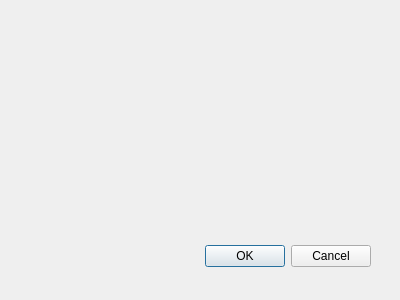
Old version of the form Projet/beehoneyt/nouvelleruche.ui in the repository ZaYFix/dev.
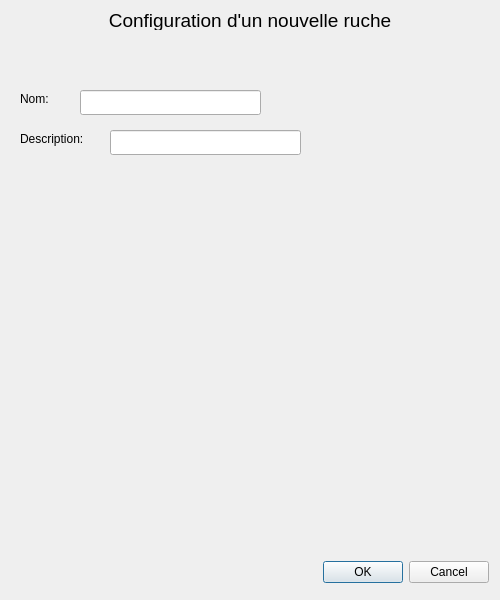
New version of the form.

```diff
--- a/Projet/beehoneyt/nouvelleruche.ui
+++ b/Projet/beehoneyt/nouvelleruche.ui
@@ -8,8 +8,8 @@
    <rect>
     <x>0</x>
     <y>0</y>
-    <width>400</width>
-    <height>300</height>
+    <width>500</width>
+    <height>600</height>
    </rect>
   </property>
   <property name="windowTitle">
@@ -18,10 +18,10 @@
   <widget class="QDialogButtonBox" name="buttonBox">
    <property name="geometry">
     <rect>
-     <x>30</x>
-     <y>240</y>
-     <width>341</width>
-     <height>32</height>
+     <x>320</x>
+     <y>560</y>
+     <width>169</width>
+     <height>25</height>
     </rect>
    </property>
    <property name="orientation">
@@ -31,6 +31,73 @@
     <set>QDialogButtonBox::Cancel|QDialogButtonBox::Ok</set>
    </property>
   </widget>
+  <widget class="QLabel" name="label">
+   <property name="geometry">
+    <rect>
+     <x>0</x>
+     <y>10</y>
+     <width>500</width>
+     <height>20</height>
+    </rect>
+   </property>
+   <property name="font">
+    <font>
+     <pointsize>14</pointsize>
+    </font>
+   </property>
+   <property name="text">
+    <string>Configuration d'un nouvelle ruche</string>
+   </property>
+   <property name="alignment">
+    <set>Qt::AlignCenter</set>
+   </property>
+  </widget>
+  <widget class="QLabel" name="label_2">
+   <property name="geometry">
+    <rect>
+     <x>20</x>
+     <y>90</y>
+     <width>67</width>
+     <height>17</height>
+    </rect>
+   </property>
+   <property name="text">
+    <string>Nom:</string>
+   </property>
+  </widget>
+  <widget class="QLineEdit" name="lineEdit">
+   <property name="geometry">
+    <rect>
+     <x>80</x>
+     <y>90</y>
+     <width>181</width>
+     <height>25</height>
+    </rect>
+   </property>
+  </widget>
+  <widget class="QLabel" name="label_3">
+   <property name="geometry">
+    <rect>
+     <x>20</x>
+     <y>130</y>
+     <width>91</width>
+     <height>17</height>
+    </rect>
+   </property>
+   <property name="text">
+    <string>Description:</string>
+   </property>
+  </widget>
+  <widget class="QLineEdit" name="lineEdit_2">
+   <property name="geometry">
+    <rect>
+     <x>110</x>
+     <y>130</y>
+     <width>191</width>
+     <height>25</height>
+    </rect>
+   </property>
+  </widget>
  </widget>
  <pixmapfunction/>
  <resources/>
```
Left out of the diff: 7 changed lines with no effect on the pictures.
